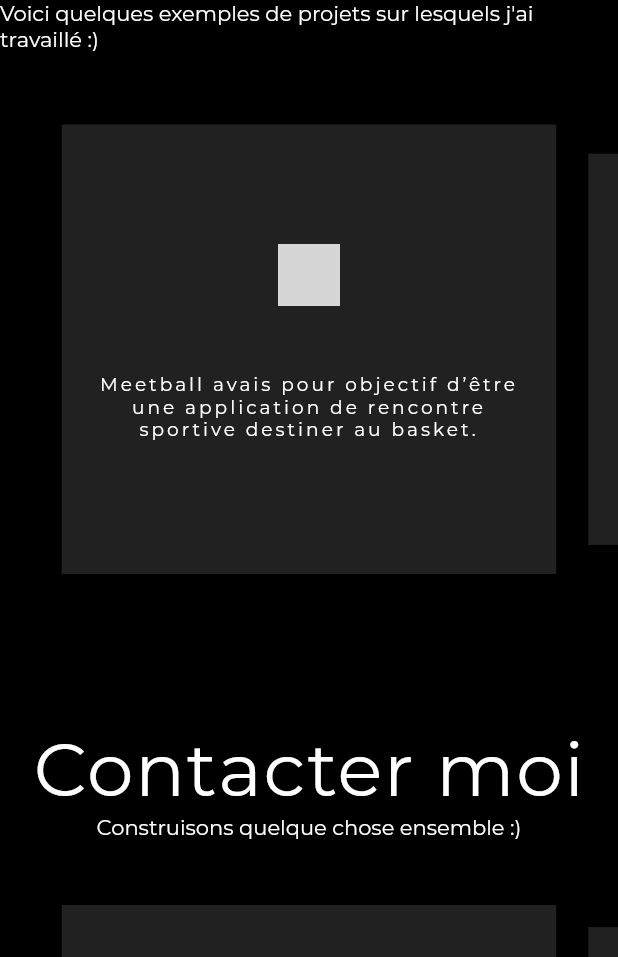
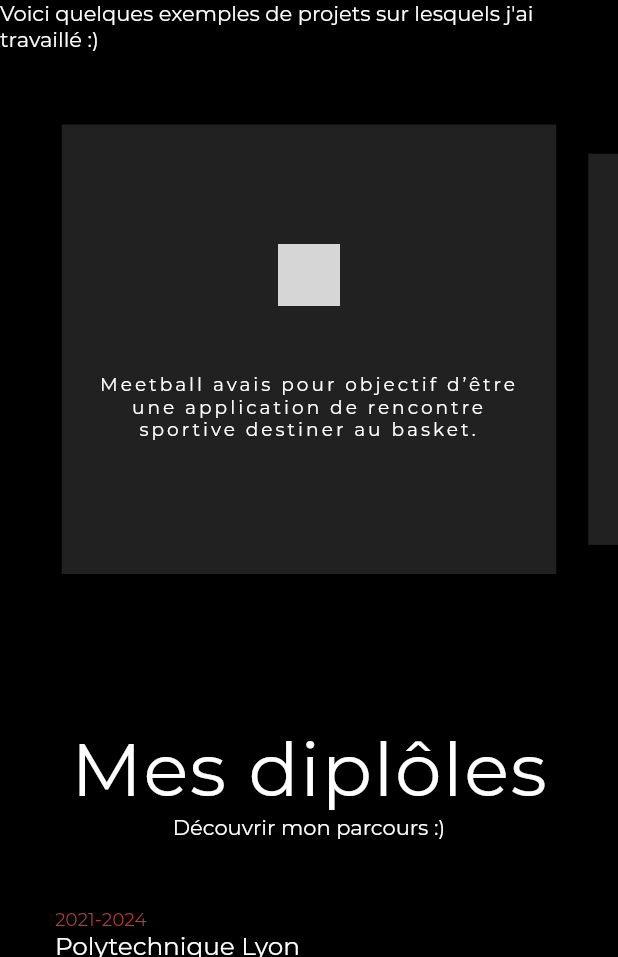
Before and after one commit to celestindeal/cv, a Flutter app: the screen it shows after launch, scrolled down 2304 dp, on a phone screen of 412 x 824 dp, the part 279-1236 px from its top. Run offline on Flutter 3.47's test engine with Material 2 defaults, Android fonts, the phone set to English and light mode, and no system bars; drawn by our look-alikes of carousel_slider; our stand-ins replace animated_text_kit, flip_card, google_fonts, responsive_builder, shared_preferences, url_strategy; missing offline and left inert: universal_html; network calls fail; statements that could not run were skipped; grey boxes are pictures that could not be loaded.

Commit message:
Création experiance

```diff
--- a/lib/constants.dart
+++ b/lib/constants.dart
@@ -36,6 +36,7 @@ final kCommunityLinks = [
 
 // Tools & Tech
 final kTools = ["Flutter", "Dart", "Python", "Java", "C", "HTML", "CSS"];
+final koutil = ["Git", "VS Code", "Android Studio", "FileZilla"];
 
 // services
 final kServicesIcons = [
--- /dev/null
+++ b/lib/sections/Experiance/FormationMobile.dart
@@ -0,0 +1,88 @@
+import 'package:folio/provider/themeProvider.dart';
+import 'package:folio/widget/adaptiveText.dart';
+import 'package:folio/widget/customTextHeading.dart';
+import 'package:provider/provider.dart';
+import 'package:flutter/material.dart';
+import 'package:folio/constants.dart';
+import 'package:google_fonts/google_fonts.dart';
+
+class ExperianceMobile extends StatelessWidget {
+  @override
+  Widget build(BuildContext context) {
+    final _themeProvider = Provider.of<ThemeProvider>(context);
+    double height = MediaQuery.of(context).size.height;
+    double width = MediaQuery.of(context).size.width;
+    double taille_SizedBox = height * 0.02;
+
+    return Container(
+      height: height,
+      padding: EdgeInsets.symmetric(
+        horizontal: width * 0.05,
+      ),
+      color: _themeProvider.lightTheme ? Colors.white : Colors.black,
+      child: Column(
+        children: [
+          CustomSectionHeading(text: "\n Mes diplôles "),
+          CustomSectionSubHeading(text: "Découvrir mon parcours :)"),
+          SizedBox(height: 30.0),
+          Expanded(
+            child: Container(
+              padding: const EdgeInsets.all(8.0),
+              child: ListView.builder(
+                  physics: const NeverScrollableScrollPhysics(),
+                  padding: const EdgeInsets.all(8),
+                  itemCount: diplome_anne.length,
+                  itemBuilder: (BuildContext context, int index) {
+                    return Column(
+                      crossAxisAlignment: CrossAxisAlignment.start,
+                      children: [
+                        AdaptiveText(
+                          diplome_anne[index],
+                          style: GoogleFonts.montserrat(
+                              color: kPrimaryColor, fontSize: height * 0.015),
+                        ),
+                        AdaptiveText(
+                          diplome_ecole[index],
+                          style: GoogleFonts.montserrat(
+                            fontSize: height * 0.02,
+                            fontWeight: FontWeight.w400,
+                            color: _themeProvider.lightTheme
+                                ? Colors.black
+                                : Colors.white,
+                          ),
+                        ),
+                        AdaptiveText(
+                          diplome_nom[index],
+                          style: GoogleFonts.montserrat(
+                            fontSize: height * 0.016,
+                            color: Colors.grey[500],
+                            height: 1.3,
+                          ),
+                        ),
+                        SizedBox(
+                          height: taille_SizedBox,
+                        ),
+                        Container(
+                          decoration: BoxDecoration(
+                            border: Border(
+                              bottom: BorderSide(
+                                  color: Colors.grey[800], width: 2.0),
+                            ),
+                          ),
+                        ),
+                        SizedBox(
+                          height: taille_SizedBox,
+                        ),
+                      ],
+                    );
+                  }),
+            ),
+          ),
+          Container(
+            width: width < 1230 ? width * 0.05 : width * 0.1,
+          ),
+        ],
+      ),
+    );
+  }
+}
--- /dev/null
+++ b/lib/sections/Experiance/formation.dart
@@ -0,0 +1,21 @@
+import 'package:flutter/material.dart';
+import 'package:folio/sections/Experiance/FormationDesktop.dart';
+import 'package:folio/sections/Experiance/FormationMobile.dart';
+import 'package:folio/sections/Experiance/FormationTab.dart';
+import 'package:responsive_builder/responsive_builder.dart';
+
+class Experiance extends StatefulWidget {
+  @override
+  _ExperianceState createState() => _ExperianceState();
+}
+
+class _ExperianceState extends State<Experiance> {
+  @override
+  Widget build(BuildContext context) {
+    return ScreenTypeLayout(
+      mobile: ExperianceMobile(),
+      tablet: ExperianceTab(),
+      desktop: ExperianceDesktop(), // quand je suis sur un ordinateur
+    );
+  }
+}
--- a/lib/sections/Formation/formation.dart
+++ b/lib/sections/Formation/formation.dart
@@ -1,7 +1,6 @@
 import 'package:flutter/material.dart';
 import 'package:folio/sections/Formation/FormationDesktop.dart';
 import 'package:folio/sections/Formation/FormationMobile.dart';
-import 'package:folio/sections/Formation/FormationTab.dart';
 import 'package:responsive_builder/responsive_builder.dart';
 
 class Formation extends StatefulWidget {
@@ -14,7 +13,8 @@ class _FormationState extends State<Formation> {
   Widget build(BuildContext context) {
     return ScreenTypeLayout(
       mobile: FormationMobile(),
-      tablet: FormationTab(),
+      tablet: FormationDesktop(),
+      // tablet: FormationTab(),
       desktop: FormationDesktop(), // quand je suis sur un ordinateur
     );
   }
--- a/lib/sections/mainSection.dart
+++ b/lib/sections/mainSection.dart
@@ -1,5 +1,6 @@
 import 'package:flutter/rendering.dart';
 import 'package:folio/provider/themeProvider.dart';
+import 'package:folio/sections/Experiance/formation.dart';
 import 'package:folio/sections/Formation/formation.dart';
 import 'package:provider/provider.dart';
 import 'package:universal_html/html.dart' as html;
@@ -31,6 +32,7 @@ class _MainPageState extends State<MainPage> {
     "PRÉSENTATION",
     "DIPLÔME",
     "PROJECTS",
+    "EXPERIANCE",
     "CONTACT"
   ];
 
@@ -39,6 +41,7 @@ class _MainPageState extends State<MainPage> {
     Icons.person,
     Icons.settings,
     Icons.build,
+    Icons.article,
     Icons.article,
     Icons.phone,
   ];
@@ -53,7 +56,9 @@ class _MainPageState extends State<MainPage> {
                   ? MediaQuery.of(context).size.height * 1.95
                   : i == 3
                       ? MediaQuery.of(context).size.height * 2.9
-                      : MediaQuery.of(context).size.height * 4,
+                      : i == 4
+                          ? MediaQuery.of(context).size.height * 4
+                          : MediaQuery.of(context).size.height * 5,
       duration: Duration(seconds: 1),
       curve: Curves.easeInOut,
     );
@@ -69,8 +74,10 @@ class _MainPageState extends State<MainPage> {
     } else if (i == 3) {
       return Portfolio();
     } else if (i == 4) {
+      return Experiance();
+    } else if (i == 5) {
       return Contact();
-    } else if (i == 5) {
+    } else if (i == 6) {
       return Footer();
     } else {
       return Container();
```
Also changed, not shown: lib/sections/Experiance/FormationDesktop.dart (added, +88 -0 lines), lib/sections/Experiance/FormationTab.dart (added, +175 -0 lines), lib/sections/about/desktopAbout.dart (+16 -0 lines).
